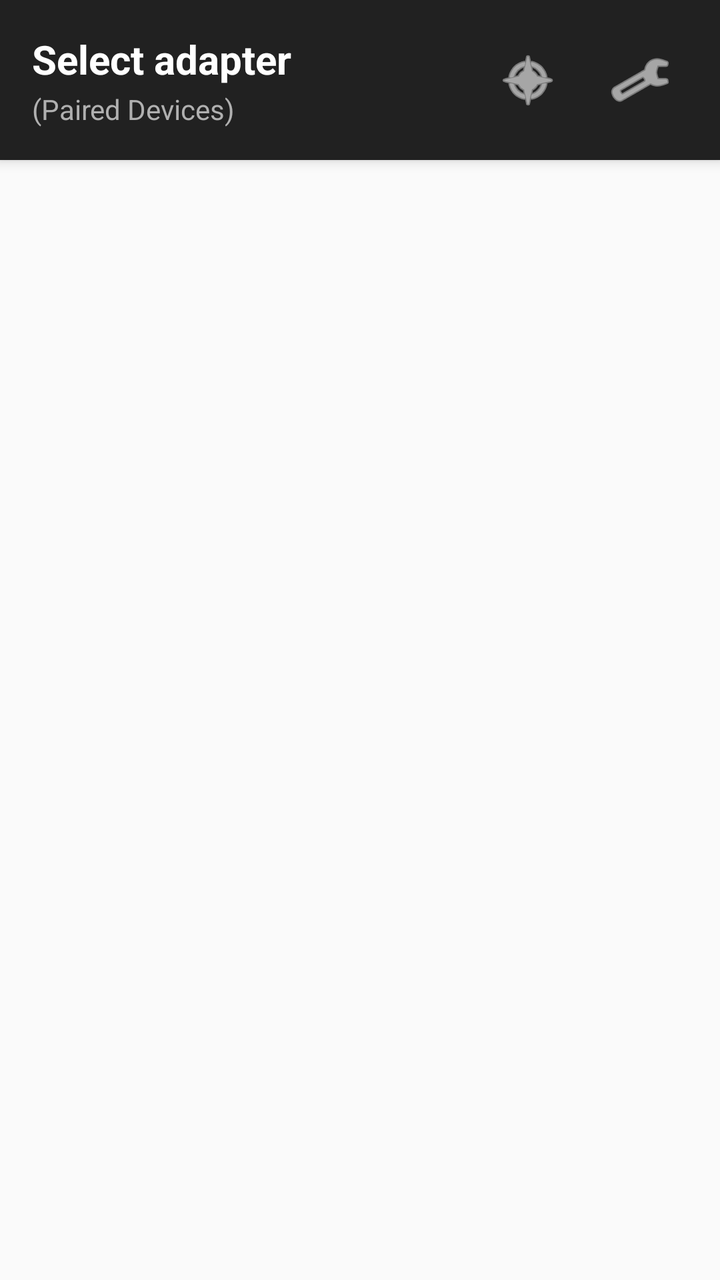
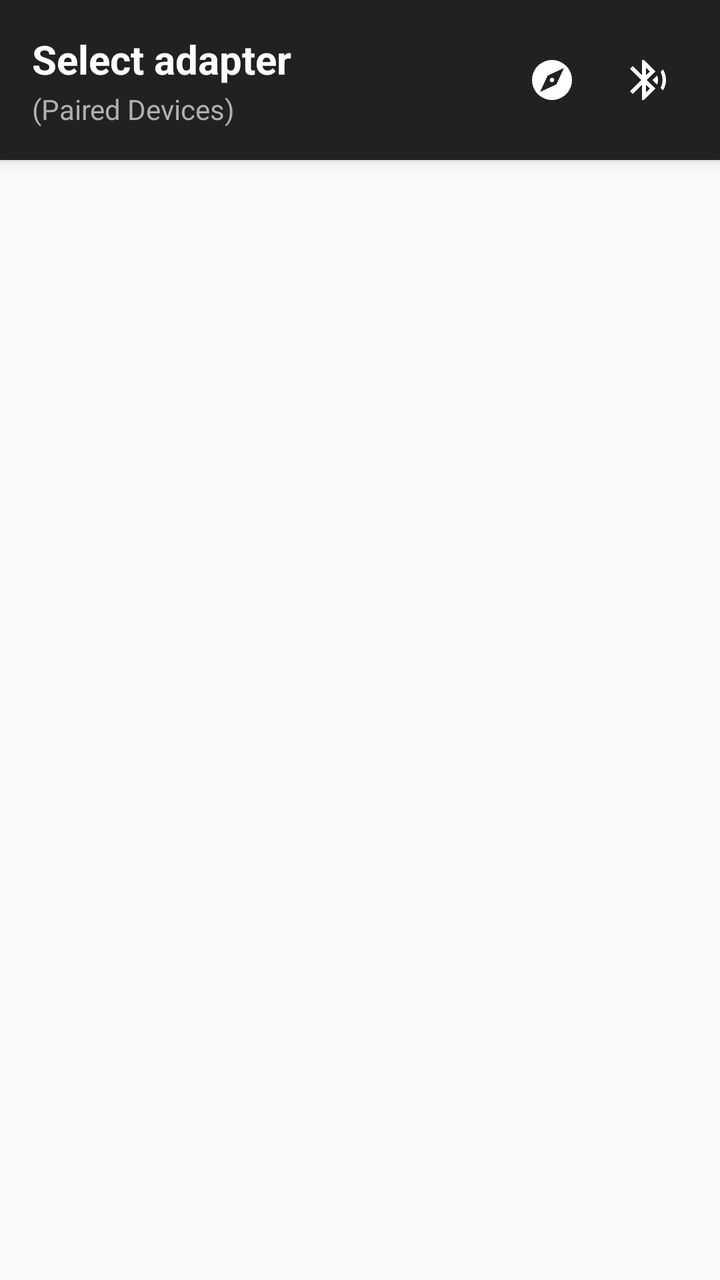

The first picture is an Android layout as it rendered before a commit; the second is the same layout after the commit. The layout source and the unified diff follow.
<!-- AndroidManifest.xml: application theme AppTheme -->
<!-- res/layout/device_list_modern.xml -->
<?xml version="1.0" encoding="utf-8"?>
<LinearLayout xmlns:android="http://schemas.android.com/apk/res/android"
    android:orientation="vertical"
    android:layout_width="match_parent"
    android:layout_height="match_parent"
    android:background="?android:attr/windowBackground">

    
    <LinearLayout
        android:layout_width="match_parent"
        android:layout_height="wrap_content"
        android:orientation="vertical"
        android:background="#212121"
        android:padding="16dp"
        android:elevation="4dp">

        <LinearLayout
            android:layout_width="match_parent"
            android:layout_height="wrap_content"
            android:orientation="horizontal">

            <LinearLayout
                android:layout_width="0dp"
                android:layout_weight="1"
                android:layout_height="wrap_content"
                android:orientation="vertical">

                <TextView
                    android:layout_width="wrap_content"
                    android:layout_height="wrap_content"
                    android:text="@string/select_device"
                    android:textColor="@android:color/white"
                    android:textSize="20sp"
                    android:textStyle="bold"/>

                <TextView
                    android:layout_width="wrap_content"
                    android:layout_height="wrap_content"
                    android:text="(Paired Devices)"
                    android:textColor="#B0B0B0"
                    android:textSize="14sp"
                    android:layout_marginTop="2dp"/>

            </LinearLayout>

            <ImageButton
                android:id="@+id/btn_demo_mode"
                android:layout_width="wrap_content"
                android:layout_height="wrap_content"
                android:src="@android:drawable/ic_menu_compass"
                android:background="?android:attr/selectableItemBackgroundBorderless"
                android:padding="8dp"
                android:contentDescription="Demo Mode"
                android:tint="@android:color/white"
                android:layout_gravity="center_vertical"
                android:layout_marginEnd="8dp"/>

            <ImageButton
                android:id="@+id/btn_bluetooth_settings"
                android:layout_width="wrap_content"
                android:layout_height="wrap_content"
                android:src="@android:drawable/ic_menu_preferences"
                android:background="?android:attr/selectableItemBackgroundBorderless"
                android:padding="8dp"
                android:contentDescription="Open Bluetooth Settings"
                android:tint="@android:color/white"
                android:layout_gravity="center_vertical"/>
        </LinearLayout>

    </LinearLayout>

    
    <FrameLayout
        android:layout_width="match_parent"
        android:layout_height="0dp"
        android:layout_weight="1">

        
        <ListView
            android:id="@+id/paired_devices"
            android:layout_width="match_parent"
            android:layout_height="match_parent"
            android:padding="8dp"
            android:clipToPadding="false"
            android:divider="@android:color/transparent"
            android:dividerHeight="8dp"
            android:scrollbarStyle="outsideOverlay"/>

        
        <LinearLayout
            android:id="@+id/empty_state"
            android:layout_width="match_parent"
            android:layout_height="match_parent"
            android:orientation="vertical"
            android:gravity="center"
            android:padding="32dp"
            android:visibility="gone">

            <ImageView
                android:layout_width="96dp"
                android:layout_height="96dp"
                android:src="@android:drawable/stat_sys_data_bluetooth"
                android:tint="?android:attr/textColorTertiary"
                android:layout_marginBottom="16dp"/>

            <TextView
                android:layout_width="wrap_content"
                android:layout_height="wrap_content"
                android:text="No paired devices found"
                android:textSize="18sp"
                android:textColor="?android:attr/textColorPrimary"
                android:layout_marginBottom="8dp"/>

            <TextView
                android:layout_width="wrap_content"
                android:layout_height="wrap_content"
                android:text="Make sure Bluetooth is enabled and pair your OBD adapter in system settings"
                android:textSize="14sp"
                android:textColor="?android:attr/textColorSecondary"
                android:gravity="center"
                android:layout_marginBottom="24dp"/>

            <Button
                android:id="@+id/btn_open_settings"
                android:layout_width="wrap_content"
                android:layout_height="wrap_content"
                android:text="Open Bluetooth Settings"
                android:textColor="@android:color/white"
                android:background="?android:attr/colorPrimary"
                android:padding="12dp"/>
        </LinearLayout>

    </FrameLayout>
</LinearLayout>
<!-- resources referenced by this layout -->
<resources>
  <string name="select_device">Select adapter</string>
  <style name="AppTheme" parent="Theme.AppCompat.Light.DarkActionBar">
          <item name="android:activatedBackgroundIndicator">@drawable/activated_background</item>
          <item name="actionMenuTextAppearance">@style/MenuTextAppearance</item>
          <item name="android:dropDownListViewStyle">@style/PopupMenuListView</item>
          <item name="windowActionBarOverlay">false</item>
      </style>
  <!-- drawable activated_background (drawable) -->
  <?xml version="1.0" encoding="utf-8"?>
  <selector xmlns:android="http://schemas.android.com/apk/res/android">
      <item android:state_activated="true" android:drawable="@color/row_activated" />
      <item android:drawable="@android:color/transparent" />
  </selector>
  <style name="MenuTextAppearance" parent="TextAppearance.AppCompat.Widget.ActionBar.Menu">
          <item name="android:textSize">16sp</item>
      </style>
  <style name="PopupMenuListView" parent="Widget.AppCompat.ListView.DropDown">
          <item name="android:divider">@android:color/transparent</item>
          <item name="android:dividerHeight">0dp</item>
      </style>
  <color name="row_activated">#80808080</color>
</resources>

<!-- the commit's change to res/layout/device_list_modern.xml (unified diff, before → after) -->
@@ -47,7 +47,7 @@
                 android:id="@+id/btn_demo_mode"
                 android:layout_width="wrap_content"
                 android:layout_height="wrap_content"
-                android:src="@android:drawable/ic_menu_compass"
+                android:src="@drawable/ic_explore_24"
                 android:background="?android:attr/selectableItemBackgroundBorderless"
                 android:padding="8dp"
                 android:contentDescription="Demo Mode"
@@ -59,7 +59,7 @@
                 android:id="@+id/btn_bluetooth_settings"
                 android:layout_width="wrap_content"
                 android:layout_height="wrap_content"
-                android:src="@android:drawable/ic_menu_preferences"
+                android:src="@drawable/ic_bluetooth_settings_24"
                 android:background="?android:attr/selectableItemBackgroundBorderless"
                 android:padding="8dp"
                 android:contentDescription="Open Bluetooth Settings"
<!-- resource entries referenced after the edit -->
@@ -1,5 +1,27 @@
 <!-- resources referenced by this layout -->
 <resources>
+  <!-- drawable ic_bluetooth_settings_24 (drawable) -->
+  <vector xmlns:android="http://schemas.android.com/apk/res/android"
+      android:width="24dp"
+      android:height="24dp"
+      android:viewportWidth="24"
+      android:viewportHeight="24"
+      android:tint="?attr/colorControlNormal">
+      <path
+          android:fillColor="@android:color/white"
+          android:pathData="M14.24,12.01l2.32,2.32c0.28,-0.72 0.44,-1.51 0.44,-2.33 0,-0.82 -0.16,-1.59 -0.43,-2.31l-2.33,2.32zM19.53,6.71l-1.26,1.26c0.63,1.21 0.98,2.57 0.98,4.02s-0.36,2.82 -0.98,4.02l1.2,1.2c0.97,-1.54 1.54,-3.36 1.54,-5.31 -0.01,-1.89 -0.55,-3.67 -1.48,-5.19zM15.71,7.71L10,2L9,2v7.59L4.41,5 3,6.41 8.59,12 3,17.59 4.41,19 9,14.41L9,22h1l5.71,-5.71L11.41,12l4.3,-4.29zM11,5.83l1.88,1.88L11,9.59L11,5.83zM12.88,16.29L11,18.17v-3.76l1.88,1.88z"/>
+  </vector>
+  <!-- drawable ic_explore_24 (drawable) -->
+  <vector xmlns:android="http://schemas.android.com/apk/res/android"
+      android:width="24dp"
+      android:height="24dp"
+      android:viewportWidth="24"
+      android:viewportHeight="24"
+      android:tint="?attr/colorControlNormal">
+      <path
+          android:fillColor="@android:color/white"
+          android:pathData="M12,10.9c-0.61,0 -1.1,0.49 -1.1,1.1s0.49,1.1 1.1,1.1c0.61,0 1.1,-0.49 1.1,-1.1s-0.49,-1.1 -1.1,-1.1zM12,2C6.48,2 2,6.48 2,12s4.48,10 10,10 10,-4.48 10,-10S17.52,2 12,2zM14.19,14.19L6,18l3.81,-8.19L18,6l-3.81,8.19z"/>
+  </vector>
   <string name="select_device">Select adapter</string>
   <style name="AppTheme" parent="Theme.AppCompat.Light.DarkActionBar">
           <item name="android:activatedBackgroundIndicator">@drawable/activated_background</item>
